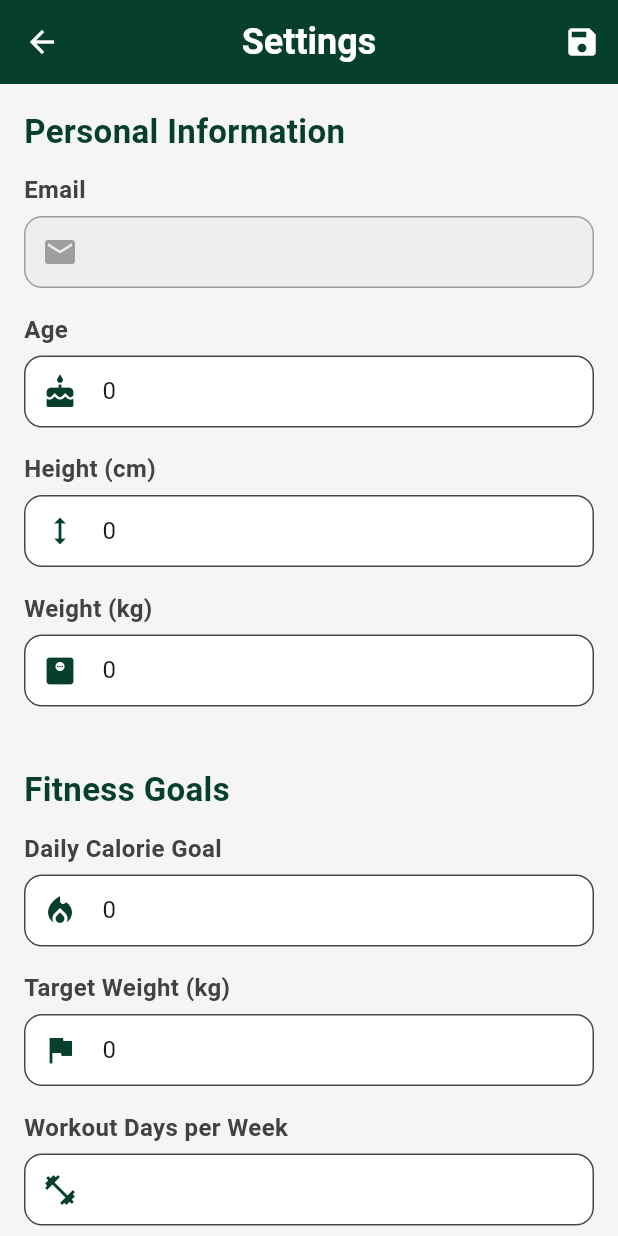
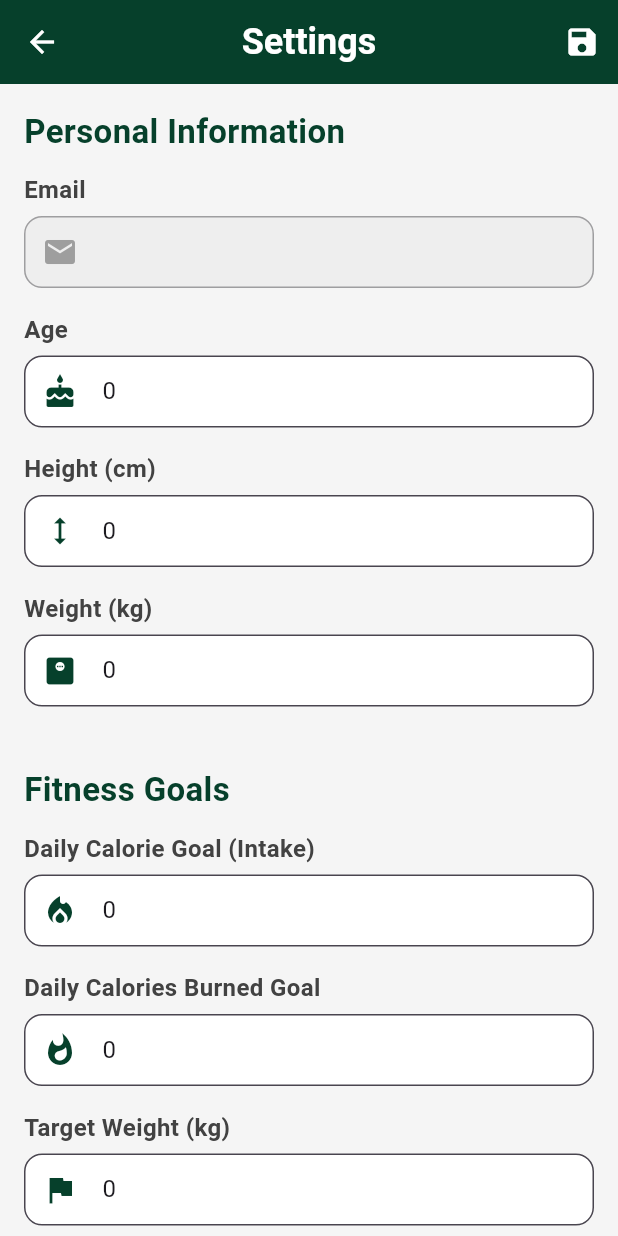
Before and after one commit to mhna3/FitApp, a Flutter app: the screen it shows once a user with an empty profile is signed in, item 4 of the bottom bar chosen, after a tap on the "settings" icon, on a phone screen of 412 x 824 dp. Run offline on Flutter 3.47's test engine with Material 3 defaults, Android fonts, the light colour scheme and no system bars; our stand-ins replace cloud_firestore, firebase_auth, firebase_core, google_sign_in, percent_indicator, shared_preferences; accounts and stored records are empty.

Commit message:
fixed bugs

```diff
--- a/lib/screens/profile_page.dart
+++ b/lib/screens/profile_page.dart
@@ -31,8 +31,8 @@ class _ProfilePageState extends State<ProfilePage> with SingleTickerProviderStat
   Map<String, double> _goalProgress = {};
   Map<String, double> _exerciseStats = {};
   Map<String, double> _exerciseProgress = {};
-  Map<String, String> _foodGoalDisplay = {};
-  Map<String, String> _exerciseGoalDisplay = {};
+  Map<String, double> _foodGoals = {};
+  Map<String, double> _exerciseGoals = {};
   List<Map<String, dynamic>> _recentExercises = [];
   FitnessClass? _nextClass;
   bool _isLoading = true;
@@ -60,13 +60,13 @@ class _ProfilePageState extends State<ProfilePage> with SingleTickerProviderStat
       // Load nutrition data
       final nutrients = await _foodService.getTodaysNutrients();
       final progress = await _foodService.calculateGoalProgress(nutrients);
-      final foodGoalDisplay = await _foodService.getGoalDisplayText();
+      final foodGoals = await _foodService.getUserGoals();
 
       // Load exercise data
       final exerciseStats = await _exerciseService.getTodaysExerciseStats();
       final exerciseProgress = await _exerciseService.calculateExerciseProgress(exerciseStats);
-      final exerciseGoalDisplay = await _exerciseService.getGoalDisplayText();
-      final recentExercises = await _exerciseService.getRecentExercises(); // FIXED: Updated method name
+      final exerciseGoals = await _exerciseService.getUserExerciseGoals();
+      final recentExercises = await _exerciseService.getRecentExercises();
 
       // Load next class
       final nextClass = await _getNextUpcomingClass();
@@ -77,8 +77,8 @@ class _ProfilePageState extends State<ProfilePage> with SingleTickerProviderStat
           _goalProgress = progress;
           _exerciseStats = exerciseStats;
           _exerciseProgress = exerciseProgress;
-          _foodGoalDisplay = foodGoalDisplay;
-          _exerciseGoalDisplay = exerciseGoalDisplay;
+          _foodGoals = foodGoals;
+          _exerciseGoals = exerciseGoals;
           _recentExercises = recentExercises;
           _nextClass = nextClass;
           _isLoading = false;
@@ -96,11 +96,9 @@ class _ProfilePageState extends State<ProfilePage> with SingleTickerProviderStat
 
   Future<FitnessClass?> _getNextUpcomingClass() async {
     try {
-      // Get user's registered classes as a one-time fetch instead of stream
       final classesStream = _classesService.getUserRegisteredClasses();
       final classes = await classesStream.first;
 
-      // Filter for upcoming classes and get the earliest one
       final now = DateTime.now();
       final upcomingClasses = classes.where((c) => c.dateTime.isAfter(now)).toList();
 
@@ -121,11 +119,10 @@ class _ProfilePageState extends State<ProfilePage> with SingleTickerProviderStat
   }
 
   void _navigateToMyClasses() {
-    // Navigate to classes tab and switch to "My Classes" tab
     Navigator.push(
       context,
       MaterialPageRoute(
-        builder: (context) => ClassesTabWithTab(initialTab: 1), // 1 for "My Classes" tab
+        builder: (context) => ClassesTabWithTab(initialTab: 1),
       ),
     );
   }
@@ -351,16 +348,12 @@ class _ProfilePageState extends State<ProfilePage> with SingleTickerProviderStat
     final difference = dateTime.difference(now);
 
     if (difference.inDays == 0) {
-      // Today
       return "Today at ${DateFormat('HH:mm').format(dateTime)}";
     } else if (difference.inDays == 1) {
-      // Tomorrow
       return "Tomorrow at ${DateFormat('HH:mm').format(dateTime)}";
     } else if (difference.inDays < 7) {
-      // This week
       return "${DateFormat('EEEE').format(dateTime)} at ${DateFormat('HH:mm').format(dateTime)}";
     } else {
-      // Full date
       return "${DateFormat('MMM dd').format(dateTime)} at ${DateFormat('HH:mm').format(dateTime)}";
     }
   }
@@ -387,10 +380,26 @@ class _ProfilePageState extends State<ProfilePage> with SingleTickerProviderStat
           Row(
             mainAxisAlignment: MainAxisAlignment.spaceAround,
             children: [
-              _buildStatItem("Eaten", "${(_todaysNutrients['calories'] ?? 0).toInt()}", _foodGoalDisplay['calories'] ?? '2000 cal'),
-              _buildStatItem("Burned", "${(_exerciseStats['calories'] ?? 0).toInt()}", _exerciseGoalDisplay['caloriesBurned'] ?? '300 cal'),
-              _buildStatItem("Net", "${((_todaysNutrients['calories'] ?? 0) - (_exerciseStats['calories'] ?? 0)).toInt()}", "cal"),
-              _buildStatItem("Exercises", "${(_exerciseStats['exercises'] ?? 0).toInt()}", _exerciseGoalDisplay['exercises'] ?? '3'),
+              _buildStatItem(
+                  "Eaten",
+                  "${(_todaysNutrients['calories'] ?? 0).toInt()}",
+                  "${(_foodGoals['calories'] ?? 2000).toInt()} cal"
+              ),
+              _buildStatItem(
+                  "Burned",
+                  "${(_exerciseStats['calories'] ?? 0).toInt()}",
+                  "${(_exerciseGoals['caloriesBurned'] ?? 300).toInt()} cal"
+              ),
+              _buildStatItem(
+                  "Net",
+                  "${((_todaysNutrients['calories'] ?? 0) - (_exerciseStats['calories'] ?? 0)).toInt()}",
+                  "cal"
+              ),
+              _buildStatItem(
+                  "Exercises",
+                  "${(_exerciseStats['exercises'] ?? 0).toInt()}",
+                  "${(_exerciseGoals['exercises'] ?? 3).toInt()}"
+              ),
             ],
           ),
         ],
--- a/lib/screens/settings.dart
+++ b/lib/screens/settings.dart
@@ -23,6 +23,7 @@ class _SettingsScreenState extends State<SettingsScreen> with SingleTickerProvid
   late TextEditingController _heightController;
   late TextEditingController _weightController;
   late TextEditingController _calorieGoalController;
+  late TextEditingController _caloriesBurnedGoalController;  // NEW: Calories out goal
   late TextEditingController _targetWeightController;
   late TextEditingController _workoutDaysController;
   late TextEditingController _stepGoalController;
@@ -41,6 +42,7 @@ class _SettingsScreenState extends State<SettingsScreen> with SingleTickerProvid
     _heightController = TextEditingController();
     _weightController = TextEditingController();
     _calorieGoalController = TextEditingController();
+    _caloriesBurnedGoalController = TextEditingController();  // NEW
     _targetWeightController = TextEditingController();
     _workoutDaysController = TextEditingController();
     _stepGoalController = TextEditingController();
@@ -53,6 +55,7 @@ class _SettingsScreenState extends State<SettingsScreen> with SingleTickerProvid
     _heightController.dispose();
     _weightController.dispose();
     _calorieGoalController.dispose();
+    _caloriesBurnedGoalController.dispose();  // NEW
     _targetWeightController.dispose();
     _workoutDaysController.dispose();
     _stepGoalController.dispose();
@@ -74,6 +77,7 @@ class _SettingsScreenState extends State<SettingsScreen> with SingleTickerProvid
           _heightController.text = profile['height']?.toString() ?? '';
           _weightController.text = profile['weight']?.toString() ?? '';
           _calorieGoalController.text = profile['dailyCalorieGoal']?.toString() ?? '2000';
+          _caloriesBurnedGoalController.text = profile['dailyCaloriesBurnedGoal']?.toString() ?? '300';  // NEW
           _targetWeightController.text = profile['targetWeight']?.toString() ?? '';
           _workoutDaysController.text = profile['workoutDaysPerWeek']?.toString() ?? '3';
           _stepGoalController.text = profile['dailyStepGoal']?.toString() ?? '10000';
@@ -112,6 +116,7 @@ class _SettingsScreenState extends State<SettingsScreen> with SingleTickerProvid
         'height': _heightController.text.trim(),
         'weight': _weightController.text.trim(),
         'dailyCalorieGoal': _calorieGoalController.text.trim(),
+        'dailyCaloriesBurnedGoal': _caloriesBurnedGoalController.text.trim(),  // NEW
         'targetWeight': _targetWeightController.text.trim(),
         'workoutDaysPerWeek': _workoutDaysController.text.trim(),
         'dailyStepGoal': _stepGoalController.text.trim(),
@@ -369,7 +374,7 @@ class _SettingsScreenState extends State<SettingsScreen> with SingleTickerProvid
 
               _buildSectionHeader("Fitness Goals"),
               _buildEditableField(
-                "Daily Calorie Goal",
+                "Daily Calorie Goal (Intake)",
                 _calorieGoalController,
                 icon: Icons.local_fire_department,
                 keyboardType: TextInputType.number,
@@ -380,6 +385,22 @@ class _SettingsScreenState extends State<SettingsScreen> with SingleTickerProvid
                   final calories = int.tryParse(value!);
                   if (calories == null || calories < 1000 || calories > 5000) {
                     return 'Please enter a valid calorie goal (1000-5000)';
+                  }
+                  return null;
+                },
+              ),
+              _buildEditableField(
+                "Daily Calories Burned Goal",  // NEW FIELD
+                _caloriesBurnedGoalController,
+                icon: Icons.whatshot,
+                keyboardType: TextInputType.number,
+                validator: (value) {
+                  if (value?.trim().isEmpty ?? true) {
+                    return 'Calories burned goal is required';
+                  }
+                  final calories = int.tryParse(value!);
+                  if (calories == null || calories < 100 || calories > 2000) {
+                    return 'Please enter a valid calories burned goal (100-2000)';
                   }
                   return null;
                 },
--- a/lib/services/exercise_service.dart
+++ b/lib/services/exercise_service.dart
@@ -1,4 +1,4 @@
-// lib/services/exercise_service.dart - Fixed naming conflict
+// lib/services/exercise_service.dart - Fixed Goals Display
 
 import 'package:cloud_firestore/cloud_firestore.dart';
 import 'package:firebase_auth/firebase_auth.dart';
@@ -169,14 +169,14 @@ class ExerciseService {
     return items.take(3).toList(); // Return top 3 recent exercises
   }
 
-  // Get formatted goal display text
+  // Get formatted goal display text (FIXED to show proper values)
   Future<Map<String, String>> getGoalDisplayText() async {
     final goals = await getUserExerciseGoals();
 
     return {
       'caloriesBurned': '${goals['caloriesBurned']!.toInt()} cal',
       'duration': '${goals['duration']!.toInt()} min',
-      'exercises': '${goals['exercises']!.toInt()} exercises',
+      'exercises': '${goals['exercises']!.toInt()}',  // FIXED: Remove 'exercises' suffix
     };
   }
 
--- a/lib/services/food_service.dart
+++ b/lib/services/food_service.dart
@@ -1,4 +1,4 @@
-// lib/services/food_service.dart - Updated with User Goals Integration
+// lib/services/food_service.dart - Updated with Fixed Goal Handling
 
 import 'package:cloud_firestore/cloud_firestore.dart';
 import 'package:firebase_auth/firebase_auth.dart';
--- a/lib/services/user_service.dart
+++ b/lib/services/user_service.dart
@@ -1,4 +1,4 @@
-// lib/services/user_service.dart - Fixed timestamp handling
+// lib/services/user_service.dart - Updated with Calories Out Goal
 
 import 'package:cloud_firestore/cloud_firestore.dart';
 import 'package:firebase_auth/firebase_auth.dart';
@@ -45,6 +45,7 @@ class UserService {
       'height': '',
       'weight': '',
       'dailyCalorieGoal': '2000',
+      'dailyCaloriesBurnedGoal': '300',  // NEW: Default calories burned goal
       'targetWeight': '',
       'workoutDaysPerWeek': '3',
       'dailyStepGoal': '10000',
@@ -150,7 +151,7 @@ class UserService {
     };
   }
 
-  // Get user's exercise goals
+  // Get user's exercise goals (UPDATED to use actual user settings)
   Future<Map<String, double>> getUserExerciseGoals() async {
     final profile = await getUserProfile();
 
@@ -162,13 +163,18 @@ class UserService {
       };
     }
 
-    // Parse workout days to estimate daily exercise goals
+    // Parse goals from user profile
+    double caloriesBurnedGoal = double.tryParse(profile['dailyCaloriesBurnedGoal']?.toString() ?? '300') ?? 300;
     double workoutDays = double.tryParse(profile['workoutDaysPerWeek']?.toString() ?? '3') ?? 3;
 
+    // Calculate reasonable exercise goals
+    double dailyExerciseGoal = workoutDays > 0 ? workoutDays : 3; // At least 3 exercises if they work out
+    double durationGoal = (workoutDays * 60) / 7; // Total weekly minutes divided by 7 days
+
     return {
-      'caloriesBurned': 300,    // Base goal per day
-      'duration': 60,          // Base duration in minutes
-      'exercises': workoutDays / 7, // Average exercises per day based on weekly goal
+      'caloriesBurned': caloriesBurnedGoal,  // Use actual user goal
+      'duration': durationGoal.clamp(30, 120), // Between 30-120 minutes per day
+      'exercises': dailyExerciseGoal,        // Use workout days as exercise count goal
     };
   }
 
@@ -251,4 +257,20 @@ class UserService {
       return null;
     });
   }
+
+  // Get formatted goal display for UI
+  Future<Map<String, String>> getFormattedGoals() async {
+    final fitnessGoals = await getUserFitnessGoals();
+    final exerciseGoals = await getUserExerciseGoals();
+
+    return {
+      'dailyCalories': '${fitnessGoals['calories']!.toInt()} cal',
+      'dailyCaloriesBurned': '${exerciseGoals['caloriesBurned']!.toInt()} cal',
+      'protein': '${fitnessGoals['protein']!.toInt()}g',
+      'carbs': '${fitnessGoals['carbs']!.toInt()}g',
+      'fat': '${fitnessGoals['fat']!.toInt()}g',
+      'exercises': '${exerciseGoals['exercises']!.toInt()}',
+      'duration': '${exerciseGoals['duration']!.toInt()} min',
+    };
+  }
 }
```
